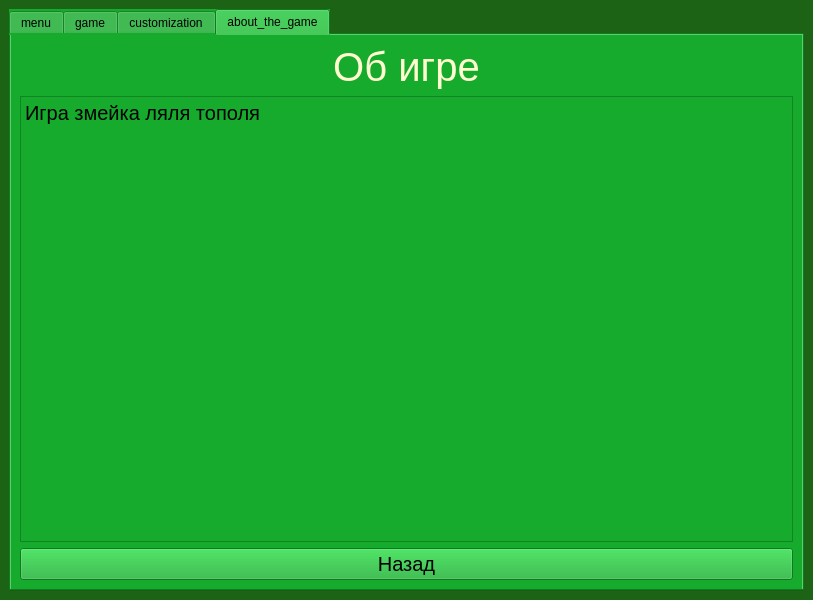
Qt form forms/root.ui (kursach-vega/snake) before a commit.
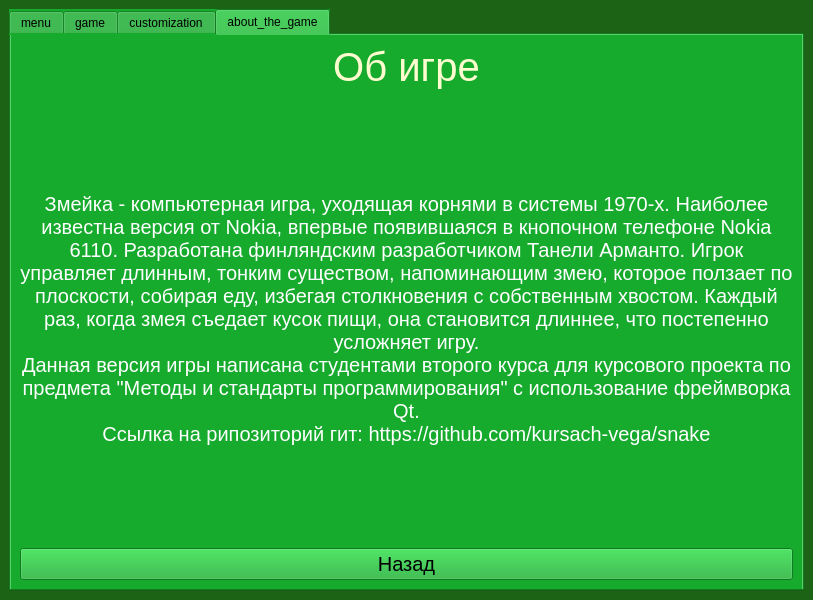
The same form after that commit. The open tabs and pages were chosen to show the change.

```diff
--- a/forms/root.ui
+++ b/forms/root.ui
@@ -694,19 +694,57 @@
          </widget>
         </item>
         <item>
-         <widget class="QTextBrowser" name="textBrowser">
-          <property name="html">
-           <string>&lt;!DOCTYPE HTML PUBLIC &quot;-//W3C//DTD HTML 4.0//EN&quot; &quot;http://www.w3.org/TR/REC-html40/strict.dtd&quot;&gt;
-&lt;html&gt;&lt;head&gt;&lt;meta name=&quot;qrichtext&quot; content=&quot;1&quot; /&gt;&lt;meta charset=&quot;utf-8&quot; /&gt;&lt;style type=&quot;text/css&quot;&gt;
-p, li { white-space: pre-wrap; }
-hr { height: 1px; border-width: 0; }
-li.unchecked::marker { content: &quot;\2610&quot;; }
-li.checked::marker { content: &quot;\2612&quot;; }
-&lt;/style&gt;&lt;/head&gt;&lt;body style=&quot; font-family:'Sans Serif'; font-size:9pt; font-weight:400; font-style:normal;&quot;&gt;
-&lt;p style=&quot; margin-top:0px; margin-bottom:0px; margin-left:0px; margin-right:0px; -qt-block-indent:0; text-indent:0px;&quot;&gt;&lt;span style=&quot; font-size:15pt;&quot;&gt;Игра змейка ляля тополя&lt;/span&gt;&lt;/p&gt;&lt;/body&gt;&lt;/html&gt;</string>
+         <spacer name="verticalSpacer_8">
+          <property name="orientation">
+           <enum>Qt::Vertical</enum>
+          </property>
+          <property name="sizeHint" stdset="0">
+           <size>
+            <width>20</width>
+            <height>40</height>
+           </size>
+          </property>
+         </spacer>
+        </item>
+        <item>
+         <widget class="QLabel" name="label">
+          <property name="font">
+           <font>
+            <pointsize>15</pointsize>
+           </font>
+          </property>
+          <property name="styleSheet">
+           <string notr="true">color: rgb(255, 255, 255);</string>
+          </property>
+          <property name="text">
+           <string>Змейка - компьютерная игра, уходящая корнями в системы 1970-х. Наиболее известна версия от Nokia, впервые появившаяся в кнопочном телефоне Nokia 6110. Разработана финляндским разработчиком Танели Арманто. Игрок управляет длинным, тонким существом, напоминающим змею, которое ползает по плоскости, собирая еду, избегая столкновения с собственным хвостом. Каждый раз, когда змея съедает кусок пищи, она становится длиннее, что постепенно усложняет игру.
+Данная версия игры написана студентами второго курса для курсового проекта по предмета &quot;Методы и стандарты программирования&quot; с использование фреймворка Qt.
+Ссылка на рипозиторий гит: https://github.com/kursach-vega/snake</string>
+          </property>
+          <property name="scaledContents">
+           <bool>false</bool>
+          </property>
+          <property name="alignment">
+           <set>Qt::AlignHCenter|Qt::AlignTop</set>
+          </property>
+          <property name="wordWrap">
+           <bool>true</bool>
           </property>
          </widget>
         </item>
+        <item>
+         <spacer name="verticalSpacer_6">
+          <property name="orientation">
+           <enum>Qt::Vertical</enum>
+          </property>
+          <property name="sizeHint" stdset="0">
+           <size>
+            <width>20</width>
+            <height>40</height>
+           </size>
+          </property>
+         </spacer>
+        </item>
         <item>
          <layout class="QHBoxLayout" name="horizontalLayout_7">
           <item>
```
Left out of the diff: 9 changed lines with no effect on the pictures.
